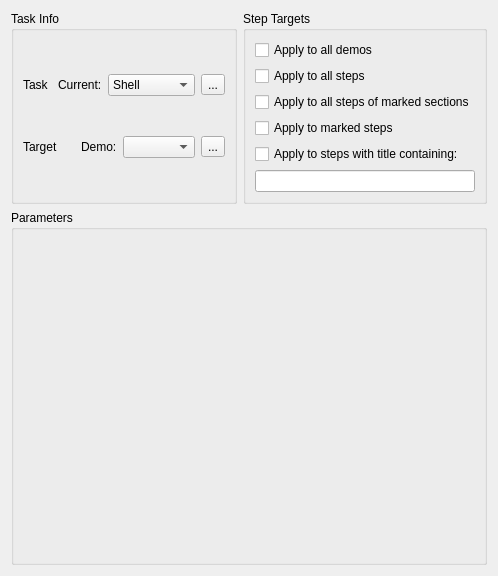
This is isu/ui/ops/tab.ui in clpi/isutils as Qt 5 draws it before an edit. The edited form follows.
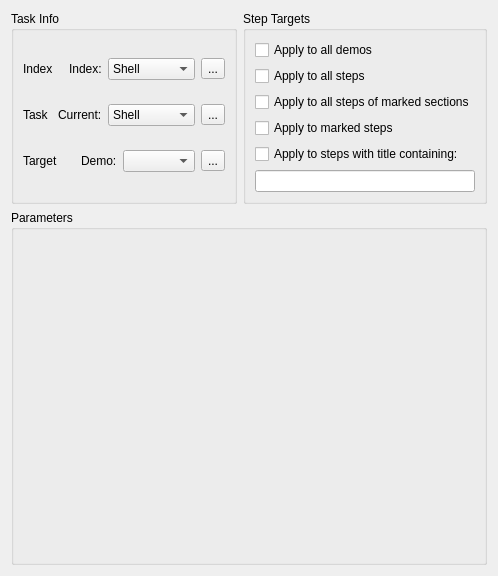
This is the edited form.

Diff of the .ui file:
```diff
--- a/isu/ui/ops/tab.ui
+++ b/isu/ui/ops/tab.ui
@@ -24,7 +24,95 @@
        <property name="title">
         <string>Task Info</string>
        </property>
-       <layout class="QVBoxLayout" name="verticalLayout_6">
+       <layout class="QVBoxLayout" name="verticalLayout_2">
+        <item>
+         <layout class="QHBoxLayout" name="horizontalLayout_2">
+          <item>
+           <widget class="QLabel" name="label_3">
+            <property name="sizePolicy">
+             <sizepolicy hsizetype="Preferred" vsizetype="Minimum">
+              <horstretch>0</horstretch>
+              <verstretch>0</verstretch>
+             </sizepolicy>
+            </property>
+            <property name="text">
+             <string>Index</string>
+            </property>
+           </widget>
+          </item>
+          <item>
+           <spacer name="horizontalSpacer_3">
+            <property name="orientation">
+             <enum>Qt::Horizontal</enum>
+            </property>
+            <property name="sizeHint" stdset="0">
+             <size>
+              <width>463</width>
+              <height>20</height>
+             </size>
+            </property>
+           </spacer>
+          </item>
+          <item>
+           <widget class="QLabel" name="label_6">
+            <property name="text">
+             <string>Index:</string>
+            </property>
+           </widget>
+          </item>
+          <item>
+           <widget class="QComboBox" name="comboBox_3">
+            <item>
+             <property name="text">
+              <string>Shell</string>
+             </property>
+            </item>
+            <item>
+             <property name="text">
+              <string>Insert</string>
+             </property>
+            </item>
+            <item>
+             <property name="text">
+              <string>Crop</string>
+             </property>
+            </item>
+            <item>
+             <property name="text">
+              <string>Section</string>
+             </property>
+            </item>
+            <item>
+             <property name="text">
+              <string>Add Audio</string>
+             </property>
+            </item>
+            <item>
+             <property name="text">
+              <string>Pacing</string>
+             </property>
+            </item>
+            <item>
+             <property name="text">
+              <string>Add Text</string>
+             </property>
+            </item>
+            <item>
+             <property name="text">
+              <string>Render</string>
+             </property>
+            </item>
+           </widget>
+          </item>
+          <item>
+           <widget class="QToolButton" name="toolButton_3">
+            <property name="text">
+             <string>...</string>
+            </property>
+           </widget>
+          </item>
+         </layout>
+        </item>
         <item>
          <layout class="QHBoxLayout" name="horizontalLayout">
           <item>
```
Left out of the diff: 10 changed lines with no effect on the pictures.
